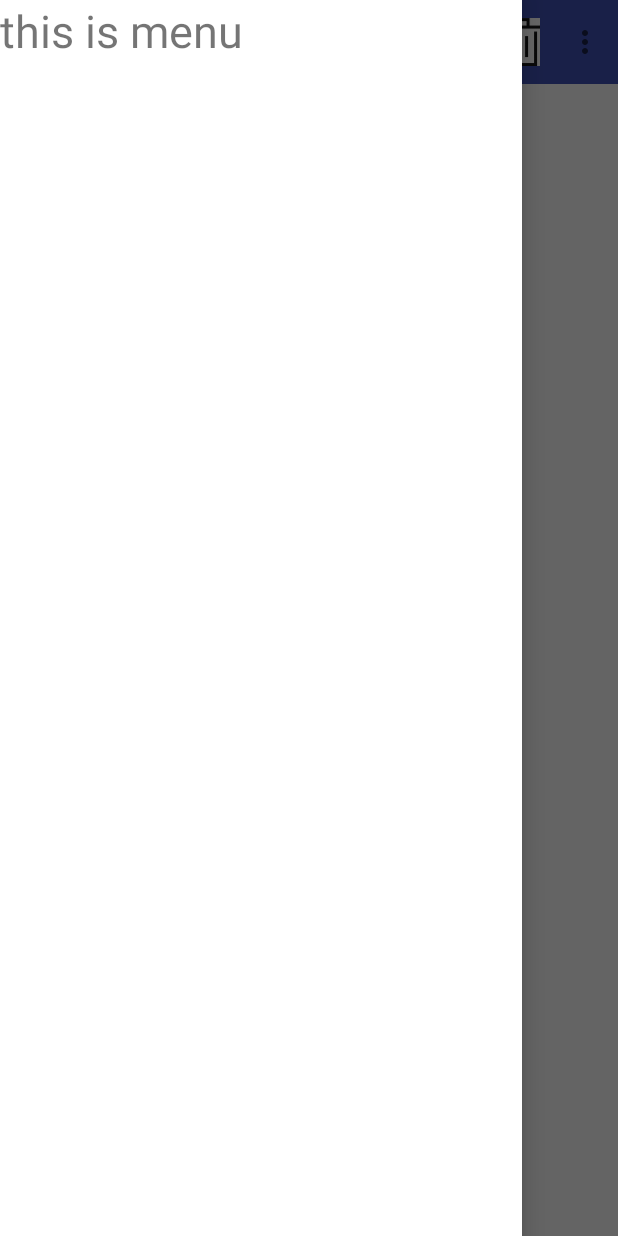
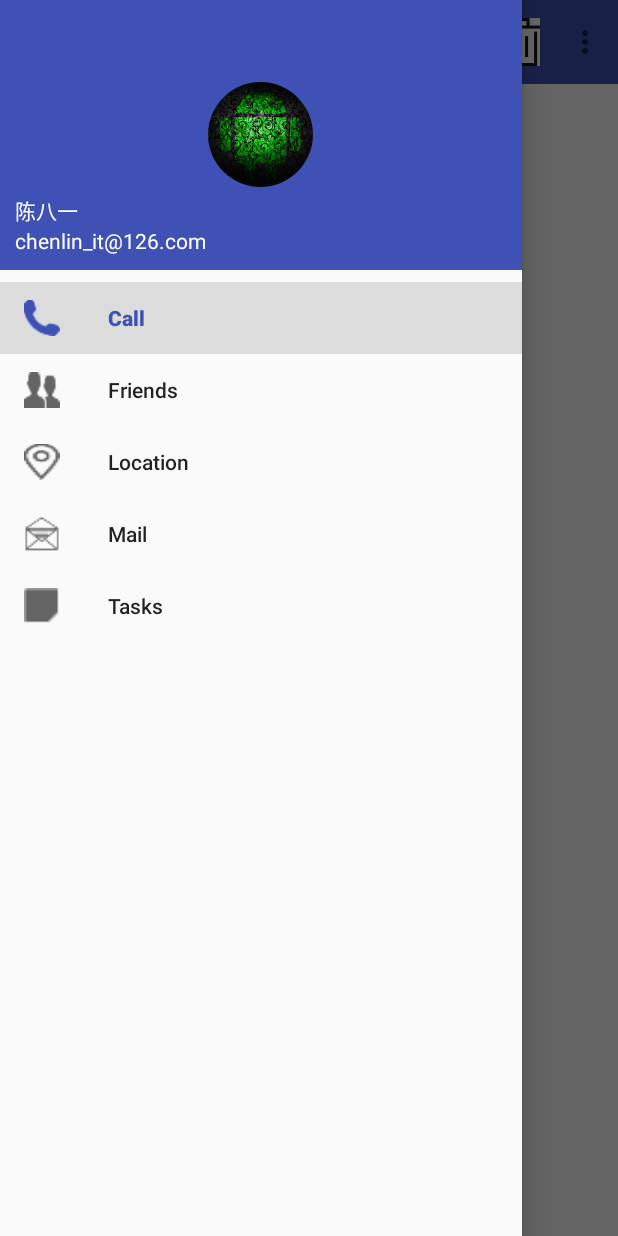
Before and after one commit to HaiChengXiaoHuo/MaterialTest, an Android app: the screen it shows after launch (MainActivity), with the side drawer open, on a phone screen of 412 x 824 dp. Run offline under Robolectric (Android 15) with nearby library versions, the phone set to English and light mode, and no system bars; our stand-ins replace CircleImageView.

Commit message:
Material各种功能的简单实现----填充滑动菜单 NavigationView

```diff
--- a/app/build.gradle
+++ b/app/build.gradle
@@ -20,11 +20,13 @@ android {
 }
 
 dependencies {
-    compile fileTree(dir: 'libs', include: ['*.jar'])
+    compile fileTree(include: ['*.jar'], dir: 'libs')
     androidTestCompile('com.android.support.test.espresso:espresso-core:2.2.2', {
         exclude group: 'com.android.support', module: 'support-annotations'
     })
     compile 'com.android.support:appcompat-v7:26.+'
     compile 'com.android.support.constraint:constraint-layout:1.0.2'
+    compile 'de.hdodenhof:circleimageview:2.1.0'
+    compile 'com.android.support:design:26.0.0-alpha1'
     testCompile 'junit:junit:4.12'
 }
--- a/app/src/main/java/com/example/materialtest/MainActivity.java
+++ b/app/src/main/java/com/example/materialtest/MainActivity.java
@@ -1,6 +1,7 @@
 package com.example.materialtest;
 
 import android.os.Bundle;
+import android.support.design.widget.NavigationView;
 import android.support.v4.view.GravityCompat;
 import android.support.v4.widget.DrawerLayout;
 import android.support.v7.app.ActionBar;
@@ -18,37 +19,49 @@ public class MainActivity extends AppCompatActivity {
     protected void onCreate(Bundle savedInstanceState) {
         super.onCreate(savedInstanceState);
         setContentView(R.layout.activity_main);
-        Toolbar toolbar=(Toolbar)findViewById(R.id.toolbar);
+        Toolbar toolbar = (Toolbar) findViewById(R.id.toolbar);
         setSupportActionBar(toolbar);
 
-        mDrawerLayout=(DrawerLayout)findViewById(R.id.drawer_layout);
-        ActionBar actionBar=getSupportActionBar();
-        if (actionBar!=null){
+        mDrawerLayout = (DrawerLayout) findViewById(R.id.drawer_layout);
+
+        NavigationView navView = (NavigationView) findViewById(R.id.nav_view);
+
+        ActionBar actionBar = getSupportActionBar();
+        if (actionBar != null) {
             actionBar.setDisplayHomeAsUpEnabled(true);
             actionBar.setHomeAsUpIndicator(R.drawable.icon_menu);
         }
+
+        navView.setCheckedItem(R.id.nav_call);
+        navView.setNavigationItemSelectedListener(new NavigationView.OnNavigationItemSelectedListener() {
+            @Override
+            public boolean onNavigationItemSelected(MenuItem item) {
+                mDrawerLayout.closeDrawers();
+                return true;
+            }
+        });
     }
 
-    public boolean onCreateOptionsMenu(Menu menu){
-        getMenuInflater().inflate(R.menu.toolbar,menu);
+    public boolean onCreateOptionsMenu(Menu menu) {
+        getMenuInflater().inflate(R.menu.toolbar, menu);
         return true;
     }
 
     @Override
     public boolean onOptionsItemSelected(MenuItem item) {
-        switch (item.getItemId()){
+        switch (item.getItemId()) {
             case android.R.id.home:
                 mDrawerLayout.openDrawer(GravityCompat.START);
                 break;
 
             case R.id.backup:
-                Toast.makeText(this,"你点了云的图标",Toast.LENGTH_SHORT).show();
+                Toast.makeText(this, "你点了云的图标", Toast.LENGTH_SHORT).show();
                 break;
             case R.id.delete:
-                Toast.makeText(this,"你点了删除图标",Toast.LENGTH_SHORT).show();
+                Toast.makeText(this, "你点了删除图标", Toast.LENGTH_SHORT).show();
                 break;
             case R.id.settings:
-                Toast.makeText(this,"你点了更多图标",Toast.LENGTH_SHORT).show();
+                Toast.makeText(this, "你点了更多图标", Toast.LENGTH_SHORT).show();
                 break;
             default:
         }
--- a/app/src/main/res/layout/activity_main.xml
+++ b/app/src/main/res/layout/activity_main.xml
@@ -18,12 +18,12 @@
             app:popupTheme="@style/ThemeOverlay.AppCompat.Light"/>
     </FrameLayout>
 
-    <TextView
+    <android.support.design.widget.NavigationView
+        android:id="@+id/nav_view"
         android:layout_width="match_parent"
         android:layout_height="match_parent"
         android:layout_gravity="start"
-        android:background="#fff"
-        android:text="this is menu"
-        android:textSize="30sp"/>
+        app:headerLayout="@layout/nav_header"
+        app:menu="@menu/nav_menu"/>
 
 </android.support.v4.widget.DrawerLayout>
--- /dev/null
+++ b/app/src/main/res/layout/nav_header.xml
@@ -0,0 +1,35 @@
+<?xml version="1.0" encoding="utf-8"?>
+<RelativeLayout
+    xmlns:android="http://schemas.android.com/apk/res/android"
+    android:layout_width="match_parent"
+    android:layout_height="180dp"
+    android:background="?attr/colorPrimary"
+    android:padding="10dp">
+
+    <de.hdodenhof.circleimageview.CircleImageView
+        android:id="@+id/icon_image"
+        android:layout_width="70dp"
+        android:layout_height="70dp"
+        android:layout_centerInParent="true"
+        android:src="@drawable/androidjqr"/>
+
+    <TextView
+        android:id="@+id/mail"
+        android:layout_width="wrap_content"
+        android:layout_height="wrap_content"
+        android:layout_alignParentBottom="true"
+        android:text="chenlin_it@126.com"
+        android:textColor="#fff"
+        android:textSize="14sp"/>
+
+    <TextView
+        android:id="@+id/username"
+        android:layout_width="wrap_content"
+        android:layout_height="wrap_content"
+        android:layout_above="@id/mail"
+        android:text="陈八一"
+        android:textColor="#fff"
+        android:textSize="14sp"/>
+
+
+</RelativeLayout>
--- /dev/null
+++ b/app/src/main/res/menu/nav_menu.xml
@@ -0,0 +1,25 @@
+<?xml version="1.0" encoding="utf-8"?>
+<menu xmlns:android="http://schemas.android.com/apk/res/android">
+    <group android:checkableBehavior="single">
+        <item
+            android:id="@+id/nav_call"
+            android:icon="@drawable/nav_call"
+            android:title="Call"/>
+        <item
+            android:id="@+id/nav_friends"
+            android:icon="@drawable/nav_friends"
+            android:title="Friends"/>
+        <item
+            android:id="@+id/nav_location"
+            android:icon="@drawable/nav_location"
+            android:title="Location"/>
+        <item
+            android:id="@+id/nav_mail"
+            android:icon="@drawable/nav_mail"
+            android:title="Mail"/>
+        <item
+            android:id="@+id/nav_task"
+            android:icon="@drawable/nav_tasks"
+            android:title="Tasks"/>
+    </group>
+</menu>
```
Also changed, not shown: app/src/main/res/drawable-xxhdpi/androidjqr.jpg (added), app/src/main/res/drawable-xxhdpi/nav_call.png (added), app/src/main/res/drawable-xxhdpi/nav_friends.png (added), app/src/main/res/drawable-xxhdpi/nav_location.png (added), app/src/main/res/drawable-xxhdpi/nav_mail.png (added), app/src/main/res/drawable-xxhdpi/nav_tasks.png (added).
